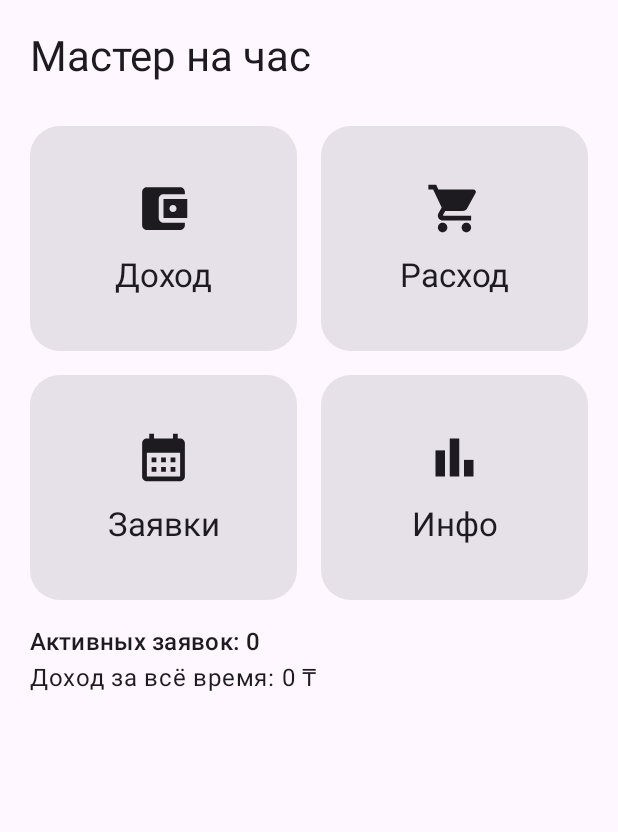
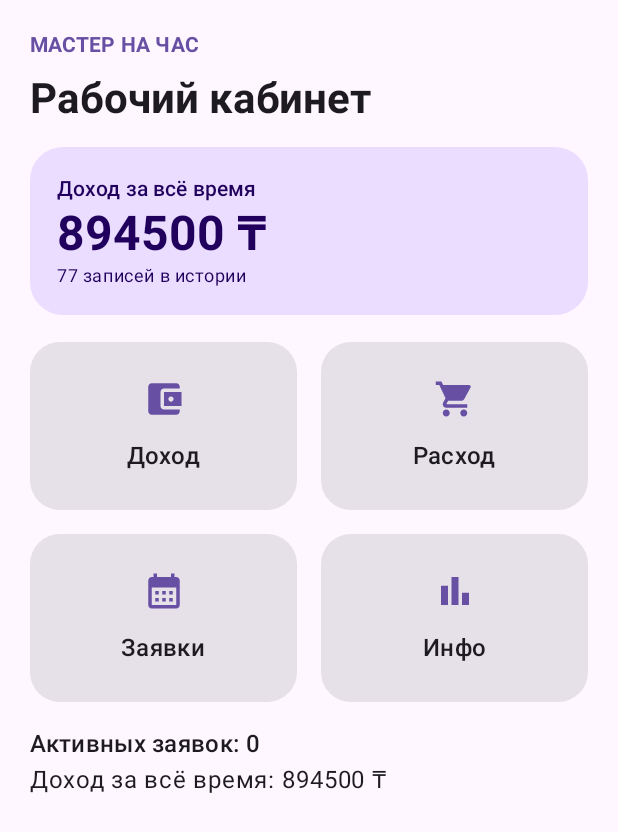
Before and after one commit to antopolasss/master-na-chas-app, an Android app built with Jetpack Compose: the screen it shows after launch (MainActivity), on a phone screen of 412 x 824 dp. Shown: the top 832 px of the screen. Run offline under Robolectric (Android 15) with nearby library versions, the phone set to English and light mode, and no system bars; our stand-ins replace Room's generated code.

Commit message:
Connect historical import and compact home dashboard

```diff
--- a/app/src/main/java/com/master/hour/MainActivity.kt
+++ b/app/src/main/java/com/master/hour/MainActivity.kt
@@ -16,6 +16,9 @@ import androidx.compose.ui.Alignment
 import androidx.compose.ui.Modifier
 import androidx.compose.ui.graphics.vector.ImageVector
 import androidx.compose.ui.unit.dp
+import androidx.compose.ui.graphics.Color
+import androidx.compose.ui.text.font.FontWeight
+import androidx.compose.ui.platform.LocalContext
 import androidx.room.*
 import kotlinx.coroutines.launch
 import java.text.SimpleDateFormat
@@ -67,6 +70,8 @@ private data class HomeAction(val title: String, val icon: ImageVector, val key:
 
 @Composable
 fun MasterApp(dao: EntryDao) {
+    val context = LocalContext.current
+    LaunchedEffect(Unit) { importHistoricalData(context, dao) }
     var page by remember { mutableStateOf("home") }
     var showAdd by remember { mutableStateOf(false) }
     val scope = rememberCoroutineScope()
@@ -84,16 +89,26 @@ fun MasterApp(dao: EntryDao) {
     Scaffold { padding ->
         Column(Modifier.fillMaxSize().padding(padding).padding(20.dp)) {
             if (page == "home") {
-                Text("Мастер на час", style = MaterialTheme.typography.headlineMedium)
-                Spacer(Modifier.height(28.dp))
+                Text("МАСТЕР НА ЧАС", style = MaterialTheme.typography.labelLarge, color = MaterialTheme.colorScheme.primary, fontWeight = FontWeight.Bold)
+                Spacer(Modifier.height(8.dp))
+                Text("Рабочий кабинет", style = MaterialTheme.typography.headlineMedium, fontWeight = FontWeight.Bold)
+                Spacer(Modifier.height(14.dp))
+                Card(Modifier.fillMaxWidth(), shape = RoundedCornerShape(22.dp), colors = CardDefaults.cardColors(containerColor = MaterialTheme.colorScheme.primaryContainer)) {
+                    Column(Modifier.padding(18.dp)) {
+                        Text("Доход за всё время", style = MaterialTheme.typography.labelLarge)
+                        Text("${incomes.sumOf { it.amount }} ₸", style = MaterialTheme.typography.headlineLarge, fontWeight = FontWeight.Bold)
+                        Text("${incomes.size} записей в истории", style = MaterialTheme.typography.bodySmall)
+                    }
+                }
+                Spacer(Modifier.height(18.dp))
                 actions.chunked(2).forEach { pair ->
                     Row(horizontalArrangement = Arrangement.spacedBy(16.dp), modifier = Modifier.padding(bottom = 16.dp)) {
                         pair.forEach { action ->
-                            Card(Modifier.weight(1f).height(150.dp).clickable { page = action.key }, shape = RoundedCornerShape(20.dp)) {
+                            Card(Modifier.weight(1f).height(112.dp).clickable { page = action.key }, shape = RoundedCornerShape(20.dp)) {
                                 Column(Modifier.fillMaxSize(), horizontalAlignment = Alignment.CenterHorizontally, verticalArrangement = Arrangement.Center) {
-                                    Icon(action.icon, null, Modifier.size(38.dp))
+                                    Icon(action.icon, null, Modifier.size(28.dp), tint = MaterialTheme.colorScheme.primary)
                                     Spacer(Modifier.height(12.dp))
-                                    Text(action.title, style = MaterialTheme.typography.titleLarge)
+                                    Text(action.title, style = MaterialTheme.typography.titleMedium, fontWeight = FontWeight.SemiBold)
                                 }
                             }
                         }
```
